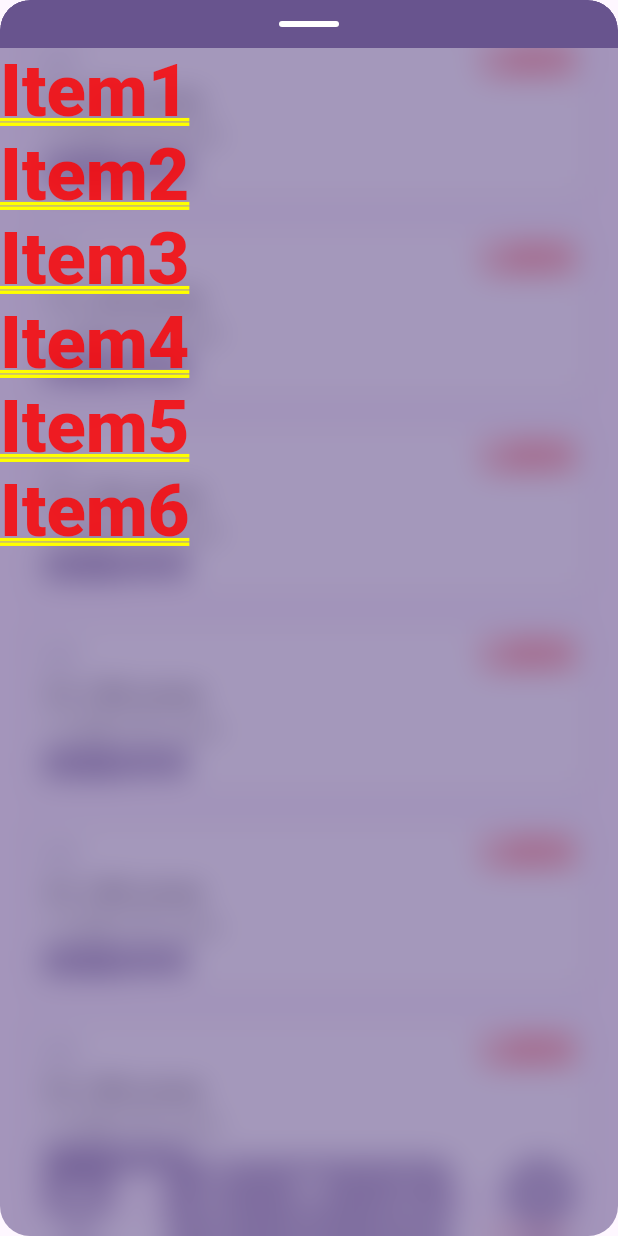
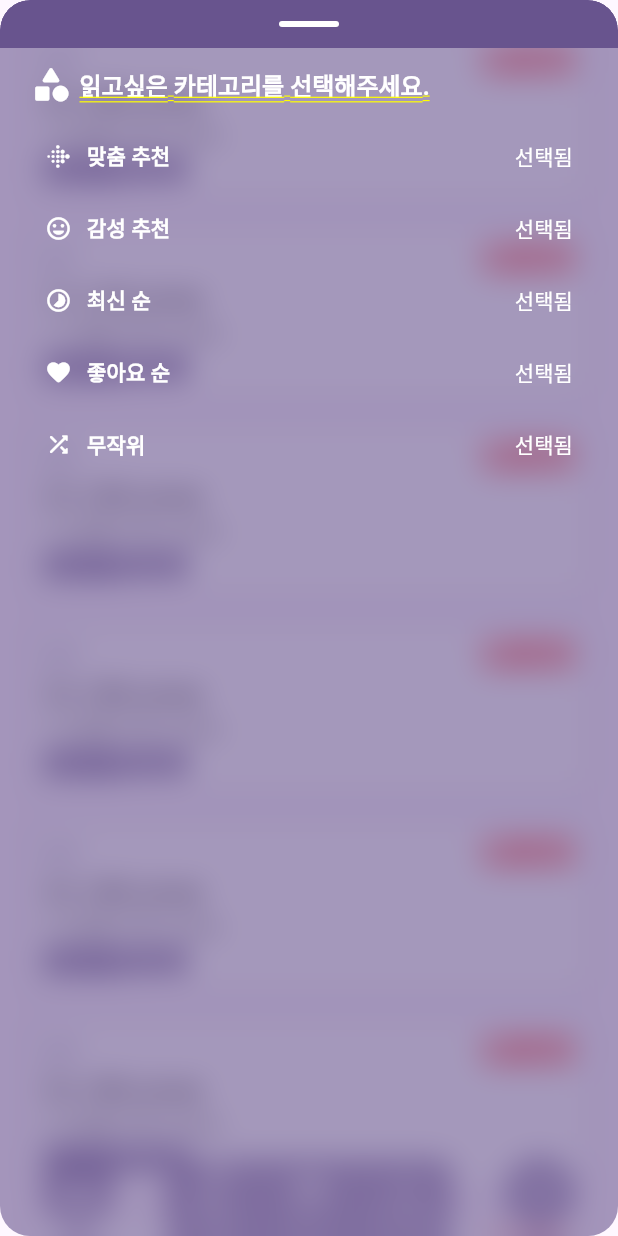
Before and after one commit to DU-E/unknown-note-flutter, a Flutter app: the screen it shows after launch, on a phone screen of 412 x 824 dp. Run offline on Flutter 3.47's test engine with Material 3 defaults, Android fonts, the phone set to English and light mode, and no system bars; our stand-ins replace bloc, equatable, flutter_bloc, font_awesome_flutter, go_router, google_fonts; missing offline and left inert: flutter_sliding_up_panel.

Commit message:
design essay slide up panel

```diff
--- a/lib/common/widgets/common_slide_up_panel.dart
+++ b/lib/common/widgets/common_slide_up_panel.dart
@@ -7,11 +7,13 @@ import 'package:unknown_note_flutter/constants/sizes.dart';
 class CommonSlideUpPanel extends StatefulWidget {
   final Function(SlidingUpPanelController controller) childBuilder;
   final Widget slideBody;
+  final double minimumHeight;
 
   const CommonSlideUpPanel({
     super.key,
     required this.childBuilder,
     required this.slideBody,
+    this.minimumHeight = 300,
   });
 
   @override
@@ -55,7 +57,8 @@ class _CommonSlideUpPanelState extends State<CommonSlideUpPanel> {
         ),
         SlidingUpPanelWidget(
           panelController: _slidingController,
-          controlHeight: 300,
+          controlHeight: widget.minimumHeight,
+          anchor: 0,
           panelStatus: SlidingUpPanelStatus.hidden,
           enableOnTap: false,
           child: _CommonSlideUpPanelBody(
@@ -118,7 +121,10 @@ class _CommonSlideUpPanelBody extends StatelessWidget {
                 ),
               ),
               Expanded(
-                child: child,
+                child: SingleChildScrollView(
+                  physics: const BouncingScrollPhysics(),
+                  child: child,
+                ),
               ),
             ],
           ),
--- a/lib/enums/enum_essay_category.dart
+++ b/lib/enums/enum_essay_category.dart
@@ -1,11 +1,14 @@
+import 'package:flutter/material.dart';
+
 enum EEssayCategory {
-  recomm('맞춤 추천'),
-  mood('감성 추천'),
-  recent('최신 순'),
-  rate('좋아요 순'),
-  random('무작위');
+  recomm('맞춤 추천', Icons.fitbit_outlined),
+  mood('감성 추천', Icons.mood_rounded),
+  recent('최신 순', Icons.timelapse_rounded),
+  rate('좋아요 순', Icons.favorite_rounded),
+  random('무작위', Icons.shuffle_rounded);
 
   final String title;
+  final IconData icon;
 
-  const EEssayCategory(this.title);
+  const EEssayCategory(this.title, this.icon);
 }
--- a/lib/pages/home/home_page.dart
+++ b/lib/pages/home/home_page.dart
@@ -42,6 +42,7 @@ class _HomePageState extends State<HomePage> with TickerProviderStateMixin {
         _controller.index = state.idx;
       },
       child: CommonSlideUpPanel(
+        minimumHeight: 400,
         slideBody: const EssaySlideWidget(),
         childBuilder: (controller) => Stack(
           alignment: Alignment.bottomCenter,
--- /dev/null
+++ b/lib/screens/essay/widgets/essay_category_button.dart
@@ -0,0 +1,54 @@
+import 'package:flutter/material.dart';
+import 'package:unknown_note_flutter/common/widgets/app_font.dart';
+import 'package:unknown_note_flutter/constants/gaps.dart';
+import 'package:unknown_note_flutter/constants/sizes.dart';
+import 'package:unknown_note_flutter/enums/enum_essay_category.dart';
+
+class EssayCategoryButton extends StatelessWidget {
+  final EEssayCategory category;
+
+  const EssayCategoryButton({
+    super.key,
+    required this.category,
+  });
+
+  @override
+  Widget build(BuildContext context) {
+    return ElevatedButton(
+      onPressed: () {},
+      style: ElevatedButton.styleFrom(
+        padding: const EdgeInsets.symmetric(
+          vertical: Sizes.size3,
+        ),
+        backgroundColor: Colors.transparent,
+        shadowColor: Colors.transparent,
+        surfaceTintColor: Colors.transparent,
+        foregroundColor: Colors.white,
+        shape: RoundedRectangleBorder(
+          borderRadius: BorderRadius.circular(
+            Sizes.size5,
+          ),
+        ),
+      ),
+      child: Padding(
+        padding: const EdgeInsets.symmetric(horizontal: Sizes.size10),
+        child: Row(
+          mainAxisAlignment: MainAxisAlignment.spaceBetween,
+          children: [
+            Row(
+              children: [
+                Icon(category.icon),
+                Gaps.h10,
+                AppFont(
+                  category.title,
+                  weight: FontWeight.w700,
+                ),
+              ],
+            ),
+            const AppFont('선택됨'),
+          ],
+        ),
+      ),
+    );
+  }
+}
--- a/lib/screens/essay/widgets/essay_listitem_widget.dart
+++ b/lib/screens/essay/widgets/essay_listitem_widget.dart
@@ -1,5 +1,4 @@
 import 'package:flutter/material.dart';
-import 'package:font_awesome_flutter/font_awesome_flutter.dart';
 import 'package:unknown_note_flutter/common/widgets/app_font.dart';
 import 'package:unknown_note_flutter/constants/gaps.dart';
 import 'package:unknown_note_flutter/constants/sizes.dart';
@@ -51,7 +50,7 @@ class EssayListItemWidget extends StatelessWidget {
                 child: Row(
                   children: [
                     const Icon(
-                      FontAwesomeIcons.solidHeart,
+                      Icons.favorite_rounded,
                       size: Sizes.size16,
                       color: Colors.white,
                     ),
--- a/lib/screens/essay/widgets/essay_slide_widget.dart
+++ b/lib/screens/essay/widgets/essay_slide_widget.dart
@@ -1,22 +1,45 @@
 import 'package:flutter/material.dart';
 import 'package:unknown_note_flutter/common/widgets/app_font.dart';
+import 'package:unknown_note_flutter/constants/gaps.dart';
+import 'package:unknown_note_flutter/constants/sizes.dart';
+import 'package:unknown_note_flutter/enums/enum_essay_category.dart';
+import 'package:unknown_note_flutter/screens/essay/widgets/essay_category_button.dart';
 
 class EssaySlideWidget extends StatelessWidget {
   const EssaySlideWidget({super.key});
 
   @override
   Widget build(BuildContext context) {
-    return const SingleChildScrollView(
-      physics: BouncingScrollPhysics(),
+    return const Padding(
+      padding: EdgeInsets.symmetric(
+        vertical: Sizes.size10,
+        horizontal: Sizes.size20,
+      ),
       child: Column(
         crossAxisAlignment: CrossAxisAlignment.start,
         children: [
-          AppFont('Item1'),
-          AppFont('Item2'),
-          AppFont('Item3'),
-          AppFont('Item4'),
-          AppFont('Item5'),
-          AppFont('Item6'),
+          Row(
+            children: [
+              Icon(
+                Icons.category_rounded,
+                color: Colors.white,
+                size: Sizes.size28,
+              ),
+              Gaps.h5,
+              AppFont(
+                '읽고싶은 카테고리를 선택해주세요.',
+                color: Colors.white,
+                size: Sizes.size16,
+                weight: FontWeight.w700,
+              ),
+            ],
+          ),
+          Gaps.v10,
+          EssayCategoryButton(category: EEssayCategory.recomm),
+          EssayCategoryButton(category: EEssayCategory.mood),
+          EssayCategoryButton(category: EEssayCategory.recent),
+          EssayCategoryButton(category: EEssayCategory.rate),
+          EssayCategoryButton(category: EEssayCategory.random),
         ],
       ),
     );
```
